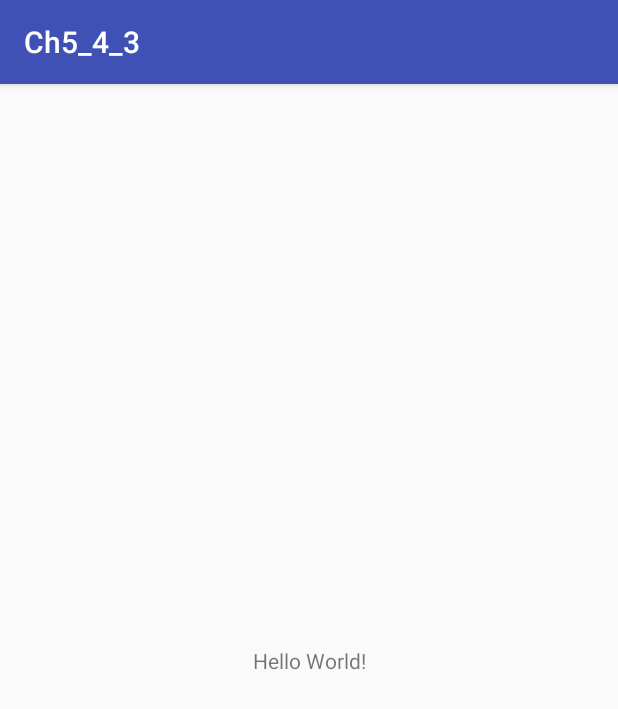
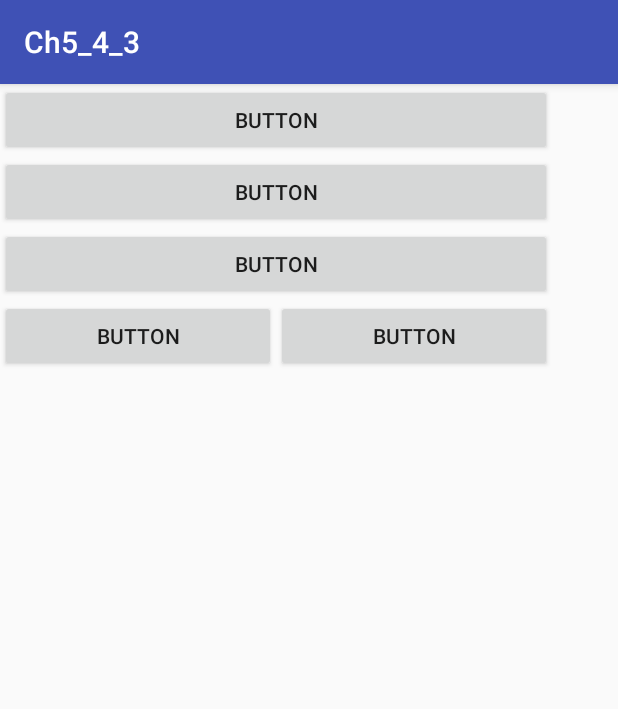
Before and after one commit to 2018Android/Android-Ch5_4_3, an Android app: the screen it shows after launch (MainActivity), on a phone screen of 412 x 824 dp. Shown: the top 709 px of the screen. Run offline under Robolectric (Android 15) with nearby library versions, the phone set to English and light mode, and no system bars.

Commit message:
layout -> vertical:垂直 -> 放3個按鈕，layout -> horizontal:水平 ->wrap_content:符合2個按鈕的大小 -> 放2個按鈕

```diff
--- a/app/src/main/res/layout/activity_main.xml
+++ b/app/src/main/res/layout/activity_main.xml
@@ -6,13 +6,49 @@
     android:layout_height="match_parent"
     tools:context="com.example.admin.ch5_4_3.MainActivity">
 
-    <TextView
-        android:layout_width="wrap_content"
-        android:layout_height="wrap_content"
-        android:text="Hello World!"
-        app:layout_constraintBottom_toBottomOf="parent"
-        app:layout_constraintLeft_toLeftOf="parent"
-        app:layout_constraintRight_toRightOf="parent"
-        app:layout_constraintTop_toTopOf="parent" />
+    <LinearLayout
+        android:layout_width="368dp"
+        android:layout_height="495dp"
+        android:orientation="vertical"
+        tools:layout_editor_absoluteX="8dp"
+        tools:layout_editor_absoluteY="8dp">
 
+        <Button
+            android:id="@+id/button"
+            android:layout_width="match_parent"
+            android:layout_height="wrap_content"
+            android:text="Button" />
+
+        <Button
+            android:id="@+id/button2"
+            android:layout_width="match_parent"
+            android:layout_height="wrap_content"
+            android:text="Button" />
+
+        <Button
+            android:id="@+id/button3"
+            android:layout_width="match_parent"
+            android:layout_height="wrap_content"
+            android:text="Button" />
+
+        <LinearLayout
+            android:layout_width="match_parent"
+            android:layout_height="wrap_content"
+            android:orientation="horizontal">
+
+            <Button
+                android:id="@+id/button5"
+                android:layout_width="wrap_content"
+                android:layout_height="wrap_content"
+                android:layout_weight="1"
+                android:text="Button" />
+
+            <Button
+                android:id="@+id/button4"
+                android:layout_width="wrap_content"
+                android:layout_height="wrap_content"
+                android:layout_weight="1"
+                android:text="Button" />
+        </LinearLayout>
+    </LinearLayout>
 </android.support.constraint.ConstraintLayout>
```
